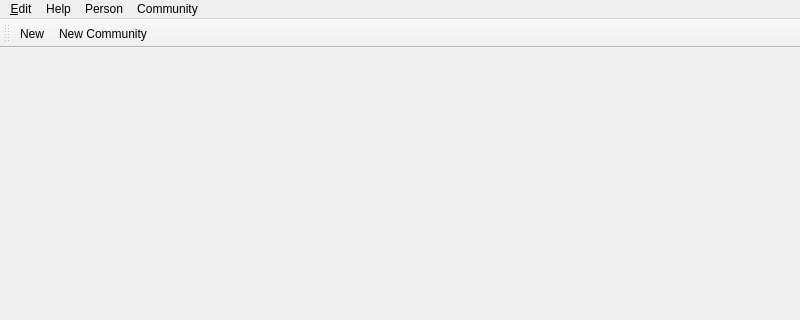
Above: app/mainwindow.ui from emtrai/hrm_monastery before the change; both pictures show x 0 to 800 and y 0 to 320 of the 800 by 600 pixel window. Below: the same form after it.
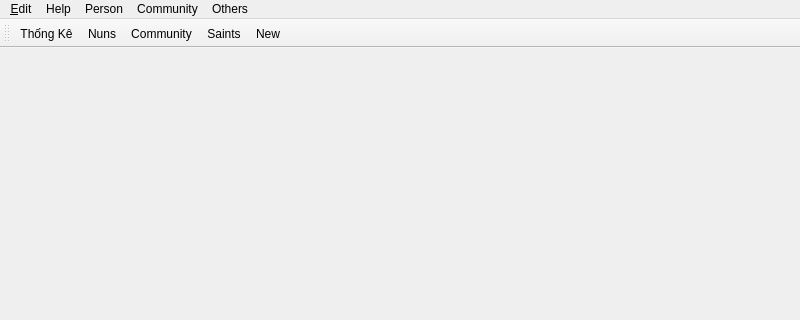
That is the form after the change.

Commit message: refactor code, support add community, saint, specialist, etc.

Diff of the .ui file:
```diff
--- a/app/mainwindow.ui
+++ b/app/mainwindow.ui
@@ -54,10 +54,16 @@
     <addaction name="actionNew_2"/>
     <addaction name="actionImportComm"/>
    </widget>
+   <widget class="QMenu" name="menuOthers">
+    <property name="title">
+     <string>Others</string>
+    </property>
+   </widget>
    <addaction name="menu_Edit"/>
    <addaction name="menuHelp"/>
    <addaction name="menuPerson"/>
    <addaction name="menuCommunity"/>
+   <addaction name="menuOthers"/>
   </widget>
   <widget class="QStatusBar" name="statusbar"/>
   <widget class="QToolBar" name="toolBar">
@@ -70,8 +76,11 @@
    <attribute name="toolBarBreak">
     <bool>false</bool>
    </attribute>
+   <addaction name="actionSummarize"/>
+   <addaction name="actionNuns"/>
+   <addaction name="actionCommunity"/>
+   <addaction name="actionSaints_2"/>
    <addaction name="action_New"/>
-   <addaction name="actionNew_Community"/>
   </widget>
   <action name="action_New">
    <property name="text">
@@ -123,6 +132,43 @@
     <string>Import</string>
    </property>
   </action>
+  <action name="actionAdd">
+   <property name="text">
+    <string>Add Saint</string>
+   </property>
+  </action>
+  <action name="actionCommunity">
+   <property name="text">
+    <string>Community</string>
+   </property>
+   <property name="toolTip">
+    <string>List community</string>
+   </property>
+  </action>
+  <action name="actionSummarize">
+   <property name="text">
+    <string>Thống Kê</string>
+   </property>
+   <property name="toolTip">
+    <string>Summarize</string>
+   </property>
+  </action>
+  <action name="actionSaints_2">
+   <property name="text">
+    <string>Saints</string>
+   </property>
+   <property name="toolTip">
+    <string>Show Saints</string>
+   </property>
+  </action>
+  <action name="actionNuns">
+   <property name="text">
+    <string>Nuns</string>
+   </property>
+   <property name="toolTip">
+    <string>Nuns</string>
+   </property>
+  </action>
  </widget>
  <resources/>
  <connections/>
```
Left out of the diff: 6 changed lines with no effect on the pictures. The commit also changes 115 other files.
